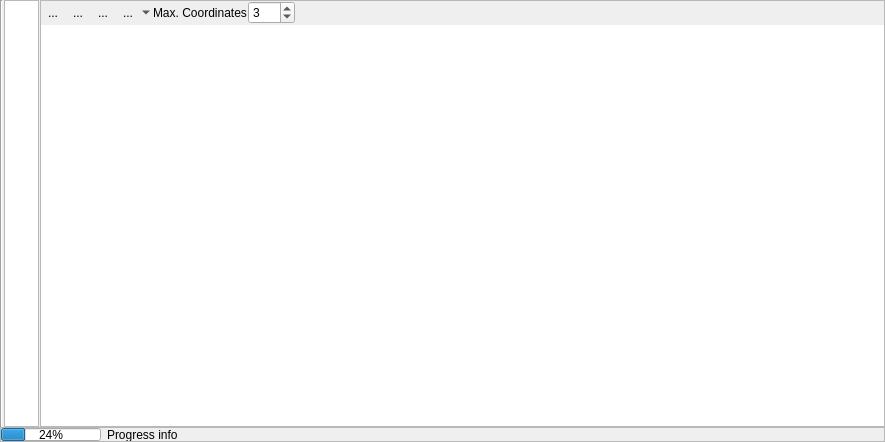
This is timeseriesviewer/ui/profileviewdock.ui in jakimowb/eo-time-series-viewer as Qt 5 draws it before an edit. The edited form follows.
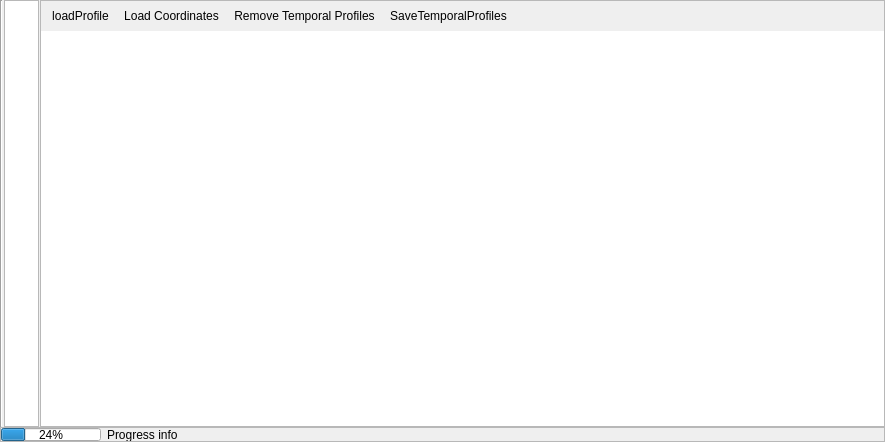
This is the edited form. The open tabs and pages were chosen to show the change. Icons and pictures are not drawn. Custom widgets are drawn as their Qt base class.

Commit message: profiledock.ui replaced buttons-frames by QToolBars

Patch:
```diff
--- a/timeseriesviewer/ui/profileviewdock.ui
+++ b/timeseriesviewer/ui/profileviewdock.ui
@@ -704,109 +704,24 @@
                <number>0</number>
               </property>
               <item>
-               <layout class="QHBoxLayout" name="horizontalLayout_7">
-                <property name="spacing">
-                 <number>1</number>
+               <widget class="QToolBar" name="toolbarTemporalProfiles">
+                <property name="styleSheet">
+                 <string notr="true"/>
                 </property>
-                <property name="topMargin">
-                 <number>0</number>
+                <property name="iconSize">
+                 <size>
+                  <width>18</width>
+                  <height>18</height>
+                 </size>
                 </property>
-                <item>
-                 <widget class="QToolButton" name="btnLoadProfile3">
-                  <property name="text">
-                   <string>...</string>
-                  </property>
-                  <property name="icon">
-                   <iconset resource="resources.qrc">
-                    <normaloff>:/timeseriesviewer/icons/mIconTemporalProfile.svg</normaloff>:/timeseriesviewer/icons/mIconTemporalProfile.svg</iconset>
-                  </property>
-                  <property name="autoRaise">
-                   <bool>true</bool>
-                  </property>
-                 </widget>
-                </item>
-                <item>
-                 <widget class="QToolButton" name="btnLoadTPFromOgr">
-                  <property name="text">
-                   <string>...</string>
-                  </property>
-                  <property name="icon">
-                   <iconset resource="resources.qrc">
-                    <normaloff>:/timeseriesviewer/icons/mActionAddOgrLayer.svg</normaloff>:/timeseriesviewer/icons/mActionAddOgrLayer.svg</iconset>
-                  </property>
-                  <property name="autoRaise">
-                   <bool>true</bool>
-                  </property>
-                 </widget>
-                </item>
-                <item>
-                 <widget class="QToolButton" name="btnRemoveTemporalProfile">
-                  <property name="text">
-                   <string>...</string>
-                  </property>
-                  <property name="icon">
-                   <iconset resource="resources.qrc">
-                    <normaloff>:/timeseriesviewer/icons/mActionRemove.svg</normaloff>:/timeseriesviewer/icons/mActionRemove.svg</iconset>
-                  </property>
-                  <property name="autoRaise">
-                   <bool>true</bool>
-                  </property>
-                 </widget>
-                </item>
-                <item>
-                 <widget class="QToolButton" name="btnSaveTemporalProfiles">
-                  <property name="text">
-                   <string>...</string>
-                  </property>
-                  <property name="icon">
-                   <iconset resource="resources.qrc">
-                    <normaloff>:/timeseriesviewer/icons/mActionFileSave.svg</normaloff>:/timeseriesviewer/icons/mActionFileSave.svg</iconset>
-                  </property>
-                  <property name="popupMode">
-                   <enum>QToolButton::MenuButtonPopup</enum>
-                  </property>
-                  <property name="autoRaise">
-                   <bool>true</bool>
-                  </property>
-                 </widget>
-                </item>
-                <item>
-                 <widget class="QLabel" name="label_2">
-                  <property name="text">
-                   <string>Max. Coordinates</string>
-                  </property>
-                 </widget>
-                </item>
-                <item>
-                 <widget class="QSpinBox" name="sbMaxTP">
-                  <property name="toolTip">
-                   <string>Set the maximum number of temporal profiles loaded. Adding more will delete the most oldest profile data. </string>
-                  </property>
-                  <property name="minimum">
-                   <number>1</number>
-                  </property>
-                  <property name="maximum">
-                   <number>256</number>
-                  </property>
-                  <property name="value">
-                   <number>3</number>
-                  </property>
-                 </widget>
-                </item>
-                <item>
-                 <spacer name="horizontalSpacer_4">
-                  <property name="orientation">
-                   <enum>Qt::Horizontal</enum>
-                  </property>
-                  <property name="sizeHint" stdset="0">
-                   <size>
-                    <width>40</width>
-                    <height>20</height>
-                   </size>
-                  </property>
-                 </spacer>
-                </item>
-               </layout>
+                <property name="floatable">
+                 <bool>false</bool>
+                </property>
+                <addaction name="actionLoadProfileRequest"/>
+                <addaction name="actionLoadTPFromOgr"/>
+                <addaction name="actionRemoveTemporalProfile"/>
+                <addaction name="actionSaveTemporalProfiles"/>
+               </widget>
               </item>
               <item>
                <widget class="QTableView" name="tableViewTemporalProfiles">
@@ -1097,6 +1012,24 @@
     <string>Reset View</string>
    </property>
   </action>
+  <action name="actionLoadMissingValues">
+   <property name="icon">
+    <iconset resource="resources.qrc">
+     <normaloff>:/timeseriesviewer/icons/mActionRefresh.svg</normaloff>:/timeseriesviewer/icons/mActionRefresh.svg</iconset>
+   </property>
+   <property name="text">
+    <string>LoadMissingValues</string>
+   </property>
+  </action>
+  <action name="actionSaveTemporalProfiles">
+   <property name="icon">
+    <iconset resource="resources.qrc">
+     <normaloff>:/timeseriesviewer/icons/mActionFileSaveAs.svg</normaloff>:/timeseriesviewer/icons/mActionFileSaveAs.svg</iconset>
+   </property>
+   <property name="text">
+    <string>SaveTemporalProfiles</string>
+   </property>
+  </action>
  </widget>
  <customwidgets>
   <customwidget>
@@ -1110,6 +1043,11 @@
    <extends>QGraphicsView</extends>
    <header>timeseriesviewer.profilevisualization</header>
   </customwidget>
+  <customwidget>
+   <class>TemporalProfileTableView</class>
+   <extends>QTableView</extends>
+   <header>timeseriesviewer.temporalprofiles2d</header>
+  </customwidget>
  </customwidgets>
  <resources>
   <include location="resources.qrc"/>
```
Left out of the diff: 265 changed lines with no effect on the pictures. The commit also changes 1 other file.
